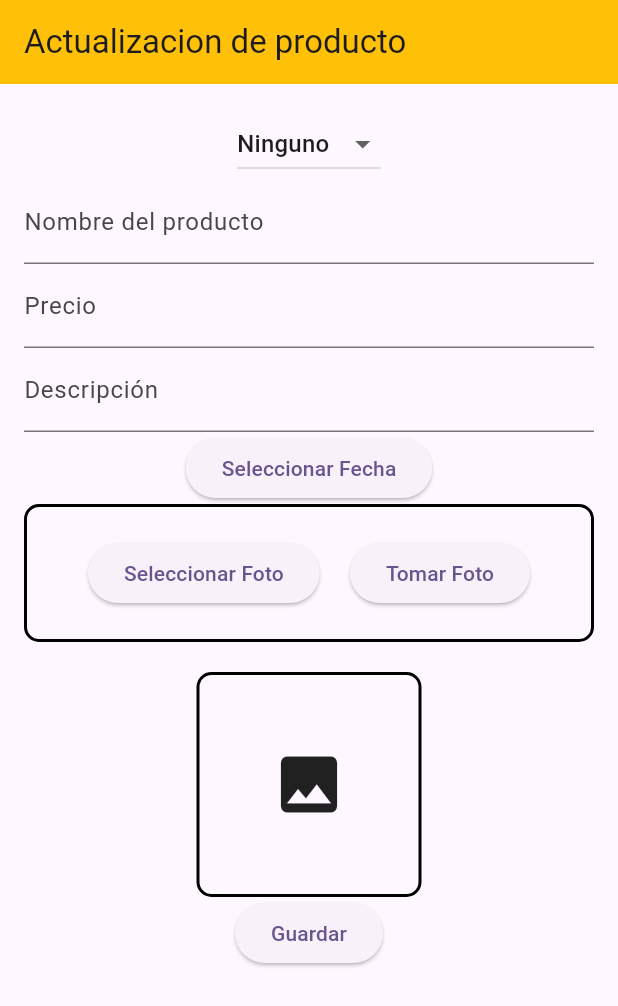
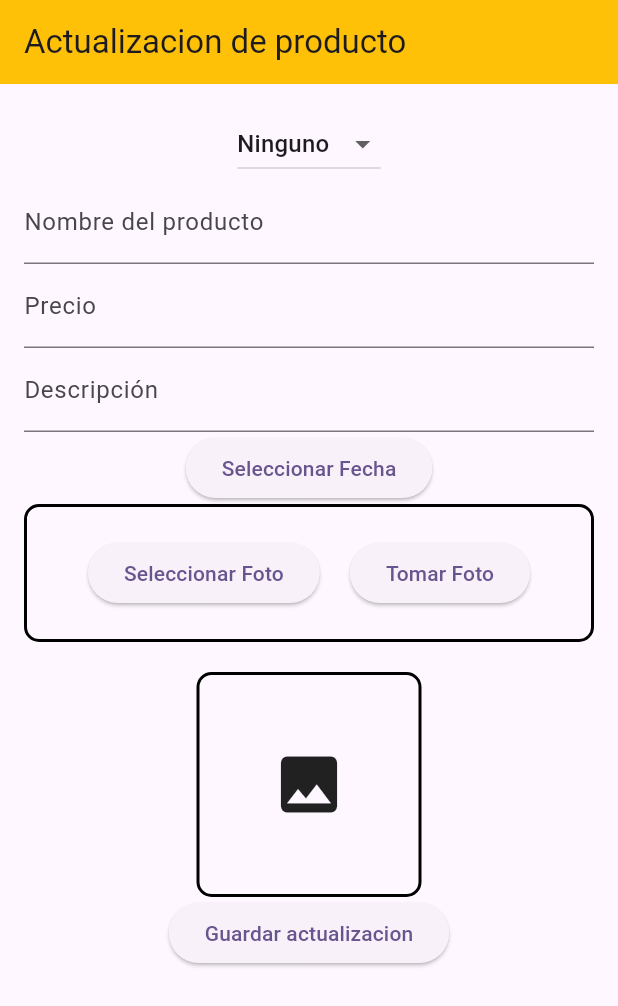
Before and after one commit to GeovannyMolina25/ProyectoFlutter, a Flutter app: the FormularioActualizar screen opened directly, on a phone screen of 412 x 824 dp. Shown: the top 1006 px of the screen. Run offline on Flutter 3.47's test engine with Material 2 defaults, Android fonts, the phone set to English and light mode, and no system bars; our stand-ins replace cloud_firestore, firebase_core, firebase_storage, image_picker; accounts and stored records are empty; network calls fail.

Commit message:
PaginaActualizacionBotton

```diff
--- a/lib/view/ActualizacionProductos.dart
+++ b/lib/view/ActualizacionProductos.dart
@@ -186,7 +186,7 @@ class _FormularioActualizarState extends State<FormularioActualizar> {
                   MaterialPageRoute(builder: (context) => ListaProductos()),
                 );
               },
-              child: const Text("Guardar"),
+              child: const Text("Guardar actualizacion"),
             ),
             SizedBox(height: 20),
             Text(
```
